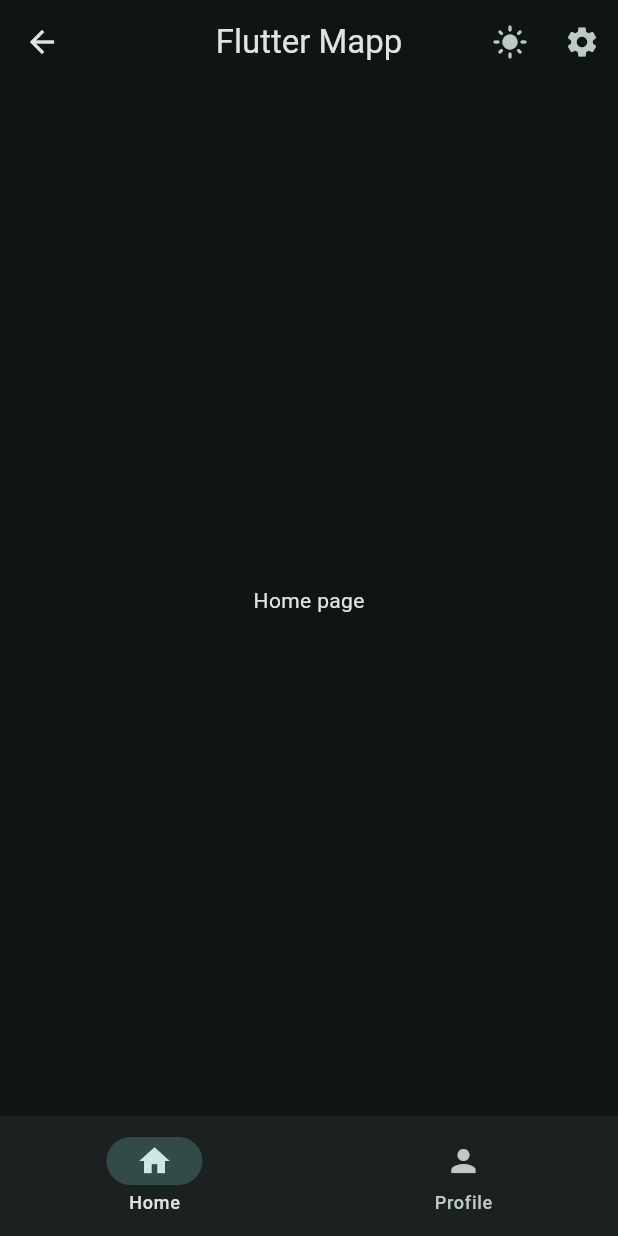
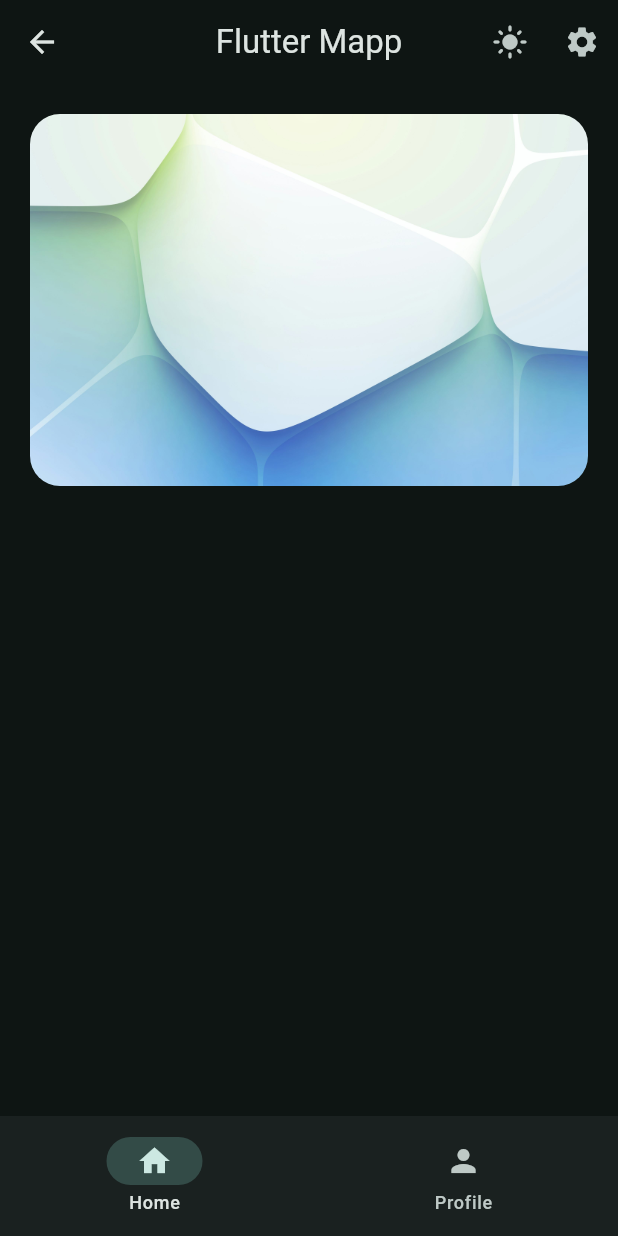
Before and after one commit to YumniAlias/flutter-tuto, a Flutter app: the screen it shows after launch, after a tap on "Login", on a phone screen of 412 x 824 dp. Run offline on Flutter 3.47's test engine with Material 3 defaults, Android fonts, the phone set to English and light mode, and no system bars.

Commit message:
hero widget and snackbar added

```diff
--- a/lib/views/pages/home_page.dart
+++ b/lib/views/pages/home_page.dart
@@ -1,10 +1,14 @@
 import 'package:flutter/material.dart';
+import 'package:flutter_tut/views/widgets/hero_widget.dart';
 
 class HomePage extends StatelessWidget {
   const HomePage({super.key});
 
   @override
   Widget build(BuildContext context) {
-    return Center(child: Text('Home page'));
+    return Padding(
+      padding: EdgeInsets.all(20.0),
+      child: Column(children: [HeroWidget()]),
+    );
   }
 }
--- a/lib/views/pages/welcome_page.dart
+++ b/lib/views/pages/welcome_page.dart
@@ -1,5 +1,6 @@
 import 'package:flutter/material.dart';
 import 'package:flutter_tut/views/widget_tree.dart';
+import 'package:flutter_tut/views/widgets/hero_widget.dart';
 
 class WelcomePage extends StatelessWidget {
   const WelcomePage({super.key});
@@ -12,10 +13,7 @@ class WelcomePage extends StatelessWidget {
         child: Column(
           mainAxisAlignment: MainAxisAlignment.center,
           children: [
-            ClipRRect(
-              borderRadius: BorderRadiusGeometry.circular(20.0),
-              child: Image.asset('assets/images/bg.jpeg'),
-            ),
+            HeroWidget(),
             FilledButton(
               onPressed: () {
                 Navigator.push(
--- /dev/null
+++ b/lib/views/widgets/hero_widget.dart
@@ -0,0 +1,20 @@
+import 'package:flutter/material.dart';
+
+class HeroWidget extends StatelessWidget {
+  const HeroWidget({super.key});
+
+  @override
+  Widget build(BuildContext context) {
+    return Hero(
+      tag: 'hero1',
+      child: ClipRRect(
+        borderRadius: BorderRadiusGeometry.circular(20.0),
+        child: Image.asset(
+          'assets/images/bg.jpeg',
+          // color: Colors.teal,
+          // colorBlendMode: BlendMode.darken,
+        ),
+      ),
+    );
+  }
+}
```
Also changed, not shown: lib/views/pages/profile_page.dart (+23 -1 lines), lib/views/pages/settings_page.dart (+12 -0 lines).
